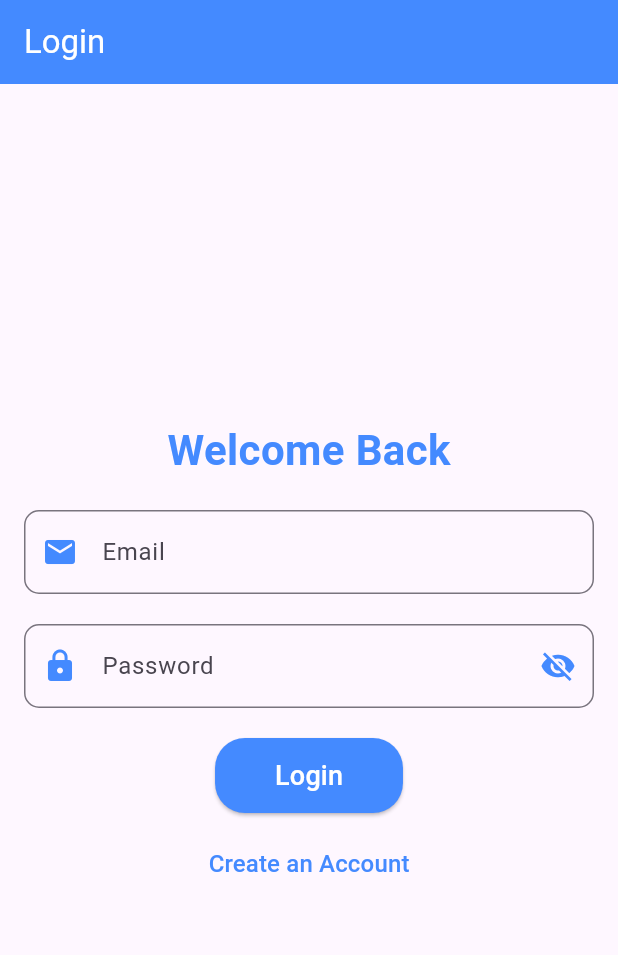
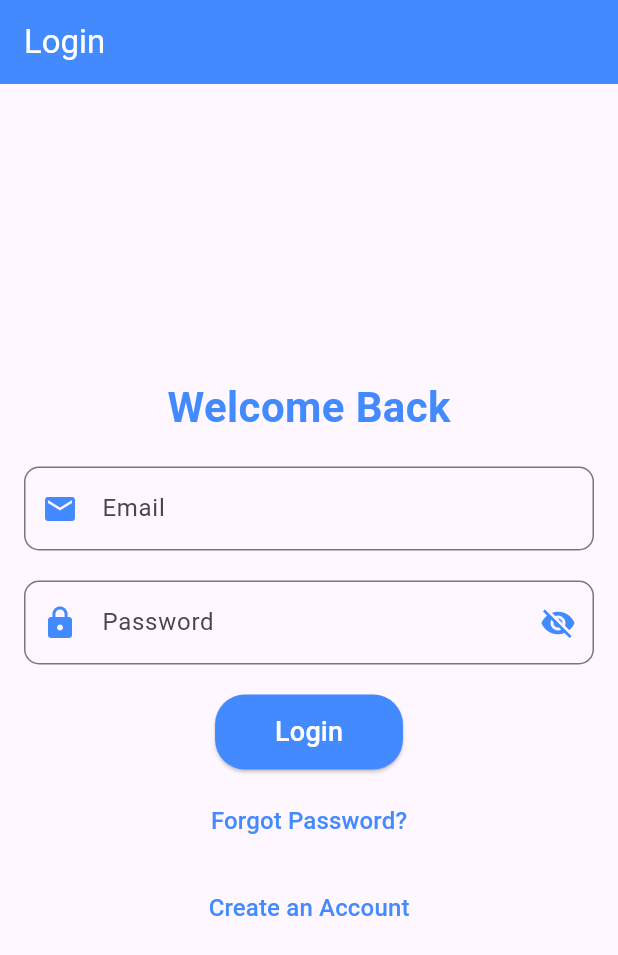
Before and after one commit to NEET2707/new_ledger_1, a Flutter app: the screen it shows after launch, on a phone screen of 412 x 824 dp. Shown: the top 955 px of the screen. Run offline on Flutter 3.47's test engine with Material 3 defaults, Android fonts, the phone set to English and light mode, and no system bars; our stand-ins replace cloud_firestore, firebase_auth, firebase_core, flutter_speed_dial, shared_preferences; accounts and stored records are empty.

Commit message:
amount_error_solve56

```diff
--- a/lib/authentication/loginpage.dart
+++ b/lib/authentication/loginpage.dart
@@ -5,6 +5,8 @@ import 'package:new_ledger_1/authentication/signuppage.dart';
 import 'package:new_ledger_1/colors.dart';
 import 'package:new_ledger_1/home.dart';
 import 'package:new_ledger_1/sharedpreferences.dart';
+
+import 'forgot_password.dart';
 
 class LoginPage extends StatefulWidget {
   @override
@@ -16,7 +18,7 @@ class _LoginPageState extends State<LoginPage> {
   final TextEditingController _passwordController = TextEditingController();
   final FirebaseAuth _auth = FirebaseAuth.instance;
   final SharedPreferenceHelper spHelper = SharedPreferenceHelper();
-  bool _passwordVisible = false; // State for password visibility
+  bool _passwordVisible = false;
 
   void _login() async {
     try {
@@ -46,6 +48,8 @@ class _LoginPageState extends State<LoginPage> {
       ));
     }
   }
+
+
 
   @override
   Widget build(BuildContext context) {
@@ -81,7 +85,7 @@ class _LoginPageState extends State<LoginPage> {
             SizedBox(height: 20),
             TextField(
               controller: _passwordController,
-              obscureText: !_passwordVisible, // Toggles password visibility
+              obscureText: !_passwordVisible,
               decoration: InputDecoration(
                 labelText: 'Password',
                 prefixIcon: Icon(Icons.lock, color: themecolor),
@@ -118,6 +122,20 @@ class _LoginPageState extends State<LoginPage> {
               onPressed: () {
                 Navigator.push(
                   context,
+                  MaterialPageRoute(builder: (context) => ForgotPasswordPage()),
+                );
+              },
+              child: Text(
+                'Forgot Password?',
+                style: TextStyle(color: themecolor, fontSize: 16),
+              ),
+            ),
+
+            SizedBox(height: 10),
+            TextButton(
+              onPressed: () {
+                Navigator.push(
+                  context,
                   MaterialPageRoute(builder: (context) => SignupPage()),
                 );
               },
--- a/lib/home.dart
+++ b/lib/home.dart
@@ -136,9 +136,9 @@ class _HomeState extends State<Home> {
                 ),
               ),
               GestureDetector(
-                // onTap: () {
-                //   Navigator.push(context, MaterialPageRoute(builder: (context)=>Settings()));
-                // },
+                onTap: () {
+                  Navigator.push(context, MaterialPageRoute(builder: (context)=>AppSettings()));
+                },
                 child: Padding(
                   padding: const EdgeInsets.symmetric(horizontal: 5.0),
                   child: Icon(Icons.settings, color: Colors.white),
```
Also changed, not shown: lib/authentication/forgot_password.dart (added, +87 -0 lines).
